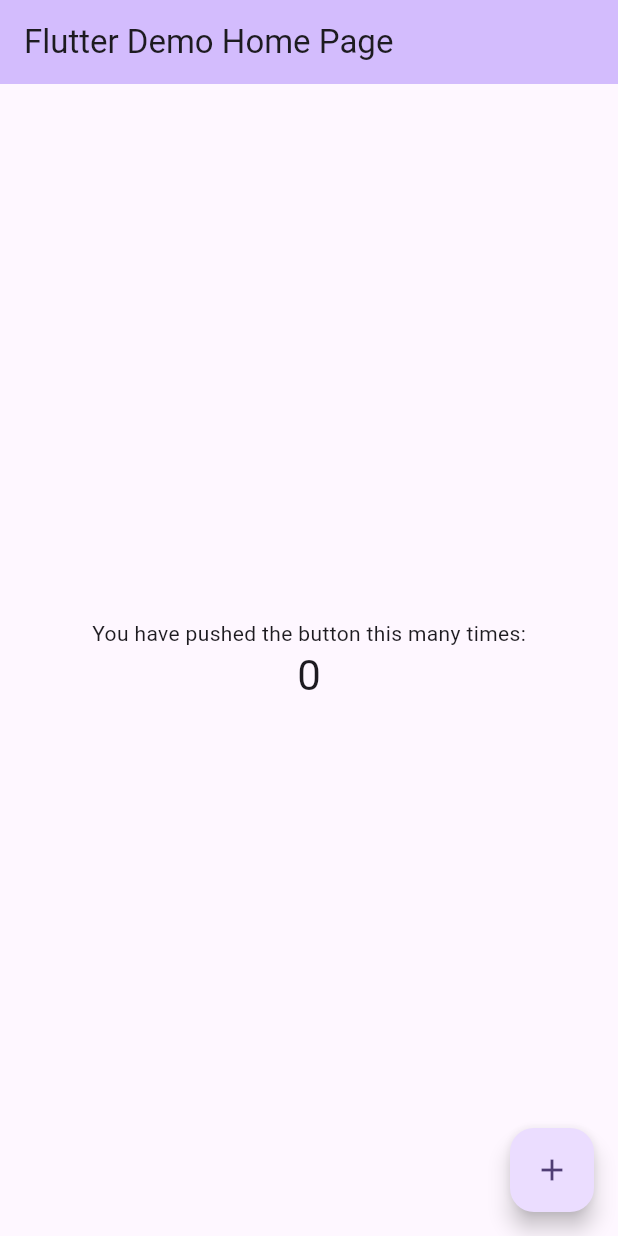
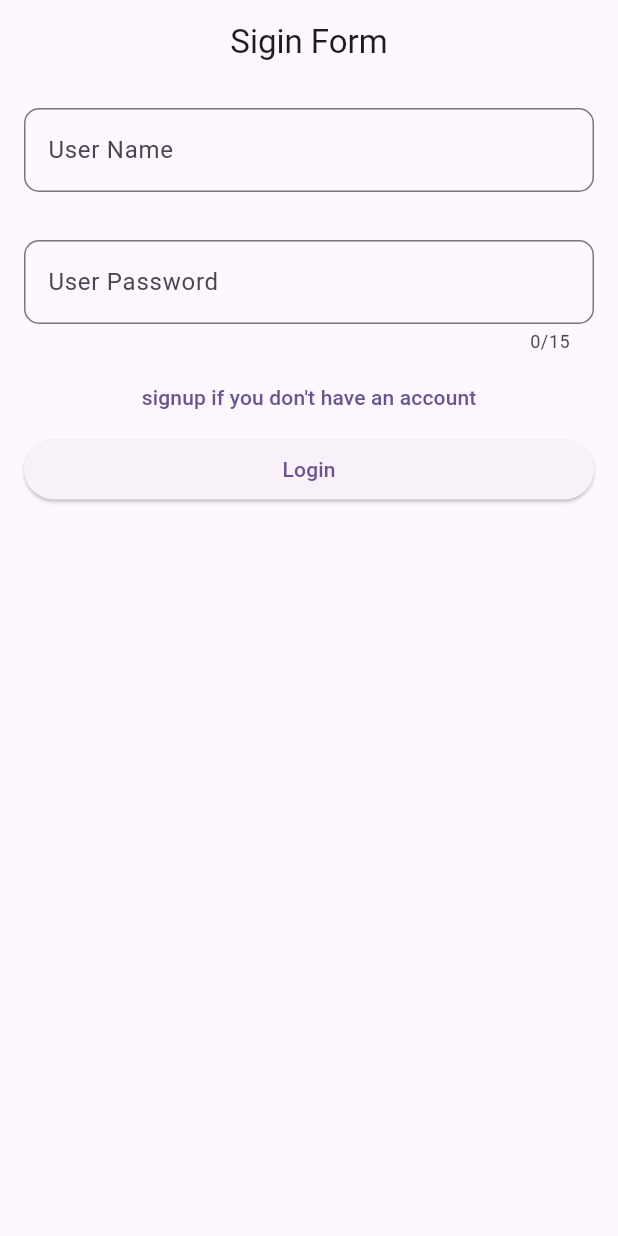
Before and after one commit to fahadnaeem876/aptech_eproject, a Flutter app: the screen it shows after launch, on a phone screen of 412 x 824 dp. Run offline on Flutter 3.47's test engine with Material 3 defaults, Android fonts, the phone set to English and light mode, and no system bars; our stand-ins replace cloud_firestore, firebase_auth, firebase_core; accounts and stored records are empty.

Commit message:
initial commit

```diff
--- /dev/null
+++ b/lib/login.dart
@@ -0,0 +1,87 @@
+import 'package:cloud_firestore/cloud_firestore.dart';
+import 'package:e_project/register.dart';
+import 'package:flutter/material.dart';
+import 'package:firebase_auth/firebase_auth.dart';
+
+class login extends StatefulWidget {
+  const login({Key? key}) : super(key: key);
+
+  @override
+  _loginState createState() => _loginState();
+}
+
+class _loginState extends State<login> {
+  final TextEditingController emailController = TextEditingController();
+  final TextEditingController passwordController = TextEditingController();
+
+  void login() async {
+    FirebaseAuth auth = FirebaseAuth.instance;
+    FirebaseFirestore db = FirebaseFirestore.instance;
+
+    final String email = emailController.text;
+    final String password = passwordController.text;
+
+    try {
+      final UserCredential user = await auth.signInWithEmailAndPassword(
+          email: email, password: password);
+      final DocumentSnapshot snapshot =
+          await db.collection("users").doc(user.user!.uid).get();
+
+      final data = snapshot.data();
+
+      Navigator.of(context).pushNamed("/home");
+    } catch (e) {
+      print("Error occurred: $e");
+    }
+  }
+
+  @override
+  Widget build(BuildContext context) {
+    return Scaffold(
+      appBar: AppBar(
+        title: Center(child: Text('Sigin Form')),
+      ),
+      body: Padding(
+        padding: EdgeInsets.all(16.0),
+        child: Column(
+          crossAxisAlignment: CrossAxisAlignment.stretch,
+          children: [
+            TextField(
+              controller: emailController,
+              decoration: InputDecoration(
+                labelText: "User Name",
+                border: OutlineInputBorder(
+                  borderRadius: BorderRadius.circular(10),
+                ),
+              ),
+            ),
+            SizedBox(height: 16),
+            SizedBox(height: 16),
+            TextField(
+              controller: passwordController,
+              obscureText: true,
+              maxLength: 15,
+              decoration: InputDecoration(
+                labelText: "User Password",
+                border: OutlineInputBorder(
+                  borderRadius: BorderRadius.circular(10),
+                ),
+              ),
+            ),
+            SizedBox(height: 5),
+            TextButton(
+                onPressed: () {
+                  Navigator.push(context,
+                      MaterialPageRoute(builder: (context) => RegisterPage()));
+                },
+                child: Text("signup if you don't have an account")),
+            ElevatedButton(
+              onPressed: login,
+              child: Text("Login"),
+            )
+          ],
+        ),
+      ),
+    );
+  }
+}
--- a/lib/main.dart
+++ b/lib/main.dart
@@ -1,4 +1,7 @@
 import 'package:e_project/firebase_options.dart';
+import 'package:e_project/login.dart';
+import 'package:e_project/register.dart';
+import 'package:e_project/user/home.dart';
 import 'package:firebase_core/firebase_core.dart';
 import 'package:flutter/material.dart';
 
@@ -17,115 +20,18 @@ class MyApp extends StatelessWidget {
   @override
   Widget build(BuildContext context) {
     return MaterialApp(
+      debugShowCheckedModeBanner: false,
       title: 'Flutter Demo',
       theme: ThemeData(
-        // This is the theme of your application.
-        //
-        // TRY THIS: Try running your application with "flutter run". You'll see
-        // the application has a purple toolbar. Then, without quitting the app,
-        // try changing the seedColor in the colorScheme below to Colors.green
-        // and then invoke "hot reload" (save your changes or press the "hot
-        // reload" button in a Flutter-supported IDE, or press "r" if you used
-        // the command line to start the app).
-        //
-        // Notice that the counter didn't reset back to zero; the application
-        // state is not lost during the reload. To reset the state, use hot
-        // restart instead.
-        //
-        // This works for code too, not just values: Most code changes can be
-        // tested with just a hot reload.
         colorScheme: ColorScheme.fromSeed(seedColor: Colors.deepPurple),
         useMaterial3: true,
       ),
-      home: const MyHomePage(title: 'Flutter Demo Home Page'),
+      home: login(),
+      routes: {
+        "/login": (context) => login(),
+        "/RegisterPage": (context) => RegisterPage(),
+        "/home": (context) => home(),
+      },
     );
   }
 }
-
-class MyHomePage extends StatefulWidget {
-  const MyHomePage({super.key, required this.title});
-
-  // This widget is the home page of your application. It is stateful, meaning
-  // that it has a State object (defined below) that contains fields that affect
-  // how it looks.
-
-  // This class is the configuration for the state. It holds the values (in this
-  // case the title) provided by the parent (in this case the App widget) and
-  // used by the build method of the State. Fields in a Widget subclass are
-  // always marked "final".
-
-  final String title;
-
-  @override
-  State<MyHomePage> createState() => _MyHomePageState();
-}
-
-class _MyHomePageState extends State<MyHomePage> {
-  int _counter = 0;
-
-  void _incrementCounter() {
-    setState(() {
-      // This call to setState tells the Flutter framework that something has
-      // changed in this State, which causes it to rerun the build method below
-      // so that the display can reflect the updated values. If we changed
-      // _counter without calling setState(), then the build method would not be
-      // called again, and so nothing would appear to happen.
-      _counter++;
-    });
-  }
-
-  @override
-  Widget build(BuildContext context) {
-    // This method is rerun every time setState is called, for instance as done
-    // by the _incrementCounter method above.
-    //
-    // The Flutter framework has been optimized to make rerunning build methods
-    // fast, so that you can just rebuild anything that needs updating rather
-    // than having to individually change instances of widgets.
-    return Scaffold(
-      appBar: AppBar(
-        // TRY THIS: Try changing the color here to a specific color (to
-        // Colors.amber, perhaps?) and trigger a hot reload to see the AppBar
-        // change color while the other colors stay the same.
-        backgroundColor: Theme.of(context).colorScheme.inversePrimary,
-        // Here we take the value from the MyHomePage object that was created by
-        // the App.build method, and use it to set our appbar title.
-        title: Text(widget.title),
-      ),
-      body: Center(
-        // Center is a layout widget. It takes a single child and positions it
-        // in the middle of the parent.
-        child: Column(
-          // Column is also a layout widget. It takes a list of children and
-          // arranges them vertically. By default, it sizes itself to fit its
-          // children horizontally, and tries to be as tall as its parent.
-          //
-          // Column has various properties to control how it sizes itself and
-          // how it positions its children. Here we use mainAxisAlignment to
-          // center the children vertically; the main axis here is the vertical
-          // axis because Columns are vertical (the cross axis would be
-          // horizontal).
-          //
-          // TRY THIS: Invoke "debug painting" (choose the "Toggle Debug Paint"
-          // action in the IDE, or press "p" in the console), to see the
-          // wireframe for each widget.
-          mainAxisAlignment: MainAxisAlignment.center,
-          children: <Widget>[
-            const Text(
-              'You have pushed the button this many times:',
-            ),
-            Text(
-              '$_counter',
-              style: Theme.of(context).textTheme.headlineMedium,
-            ),
-          ],
-        ),
-      ),
-      floatingActionButton: FloatingActionButton(
-        onPressed: _incrementCounter,
-        tooltip: 'Increment',
-        child: const Icon(Icons.add),
-      ), // This trailing comma makes auto-formatting nicer for build methods.
-    );
-  }
-}
--- a/pubspec.yaml
+++ b/pubspec.yaml
@@ -35,6 +35,8 @@ dependencies:
   # Use with the CupertinoIcons class for iOS style icons.
   cupertino_icons: ^1.0.2
   firebase_core: ^2.25.4
+  firebase_auth: ^4.17.4
+  cloud_firestore: ^4.15.4
 
 dev_dependencies:
   flutter_test:
```
Also changed, not shown: lib/register.dart (added, +111 -0 lines), lib/user/home.dart (added, +198 -0 lines), pubspec.lock, 4 other files.
